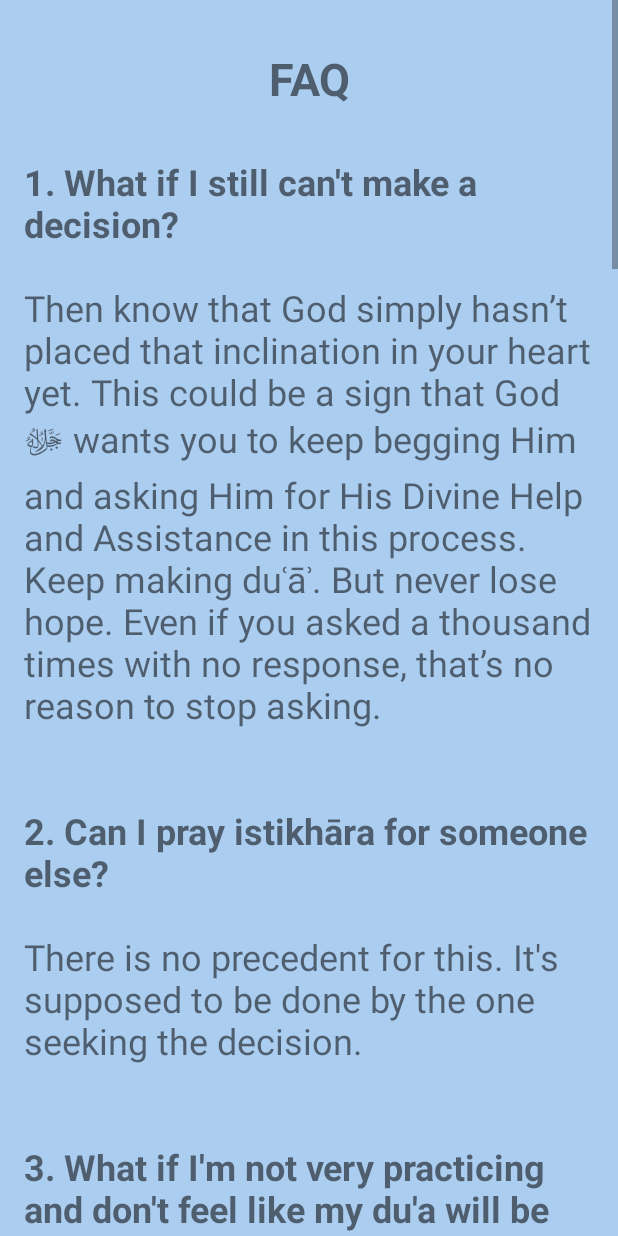
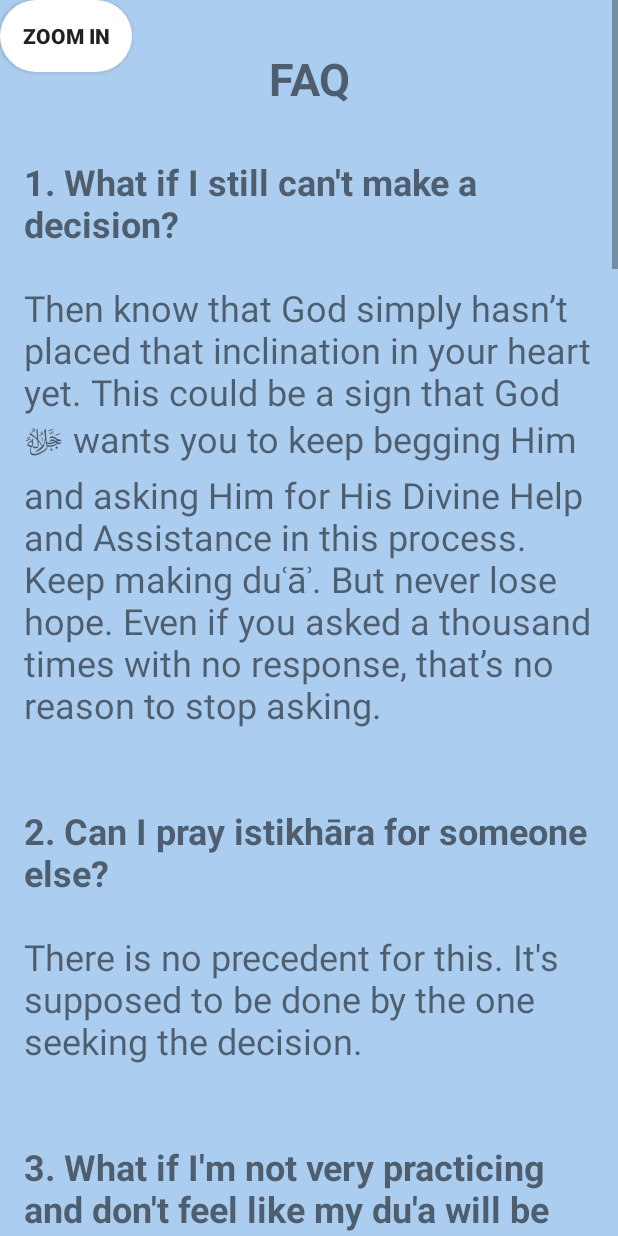
Before and after one commit to NezarEltal/istikharaApp, an Android app: the FAQ screen opened directly, with no data from a screen before it, on a phone screen of 412 x 824 dp. Run offline under Robolectric (Android 15) with nearby library versions, the phone set to English and light mode, and no system bars.

Commit message:
Added rounded Zoom Out button in FAQ activity

```diff
--- a/app/src/main/java/com/nikah101/istikharaapp/MainActivity.java
+++ b/app/src/main/java/com/nikah101/istikharaapp/MainActivity.java
@@ -47,6 +47,7 @@
         }
     }
 
+    /** Function to send user to Deatils.java */
     public void changeToDetailsActivity(View view) {
         if (previous_location != null && previous_location.equals("details")){
             finish();
@@ -60,6 +61,7 @@
 
     /**
      * onClick handler
+     * shows or hides transliteration text
      */
     public void toggle_contents(View v){
         TextView tv1 = (TextView)findViewById(R.id.transliteration_title);
--- /dev/null
+++ b/app/src/main/res/drawable/rounded_button.xml
@@ -0,0 +1,7 @@
+<?xml version="1.0" encoding="utf-8"?>
+<shape xmlns:android="http://schemas.android.com/apk/res/android"
+    android:shape="rectangle">
+
+    <solid android:color="@color/zoomBtn"/>
+    <corners android:radius="150dp"/>
+</shape>
--- a/app/src/main/res/layout/activity_faq.xml
+++ b/app/src/main/res/layout/activity_faq.xml
@@ -91,6 +91,18 @@
                 app:layout_constraintBottom_toBottomOf="parent"
                 app:layout_constraintEnd_toEndOf="parent"
                 app:layout_constraintTop_toBottomOf="@+id/textView" />
+
+            <Button
+
+                android:layout_width="wrap_content"
+                android:layout_height="wrap_content"
+                android:onClick="zoom"
+                android:text="Zoom In"
+                android:textStyle="bold"
+                android:background="@drawable/rounded_button"
+                tools:layout_editor_absoluteX="286dp"
+                tools:layout_editor_absoluteY="0dp" />
+
         </android.support.constraint.ConstraintLayout>
     </ScrollView>
 
--- a/app/src/main/res/values/colors.xml
+++ b/app/src/main/res/values/colors.xml
@@ -3,4 +3,5 @@
     <color name="colorPrimary">#3F51B5</color>
     <color name="colorPrimaryDark">#303F9F</color>
     <color name="colorAccent">#FF4081</color>
+    <color name="zoomBtn">#FFFFFF</color>
 </resources>
```
Also changed, not shown: app/src/main/java/com/nikah101/istikharaapp/FAQ.java (+14 -0 lines), app/src/main/res/values/strings.xml (+2 -2 lines), 1 other file.
